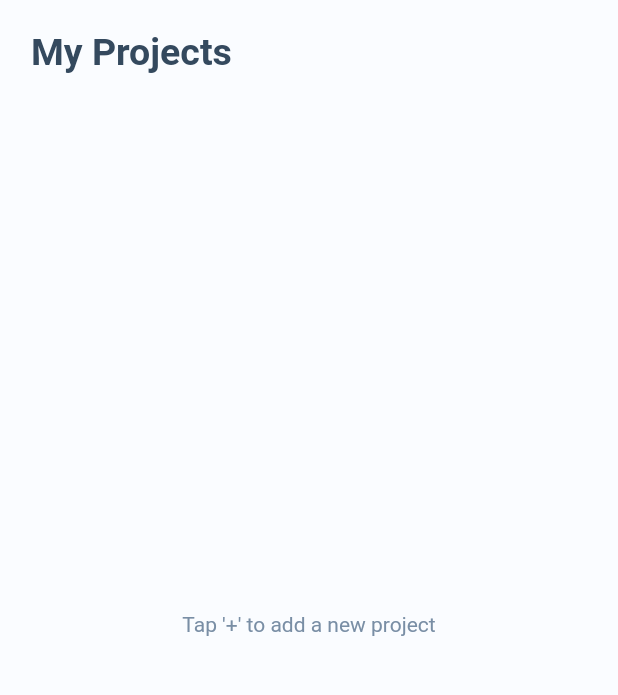
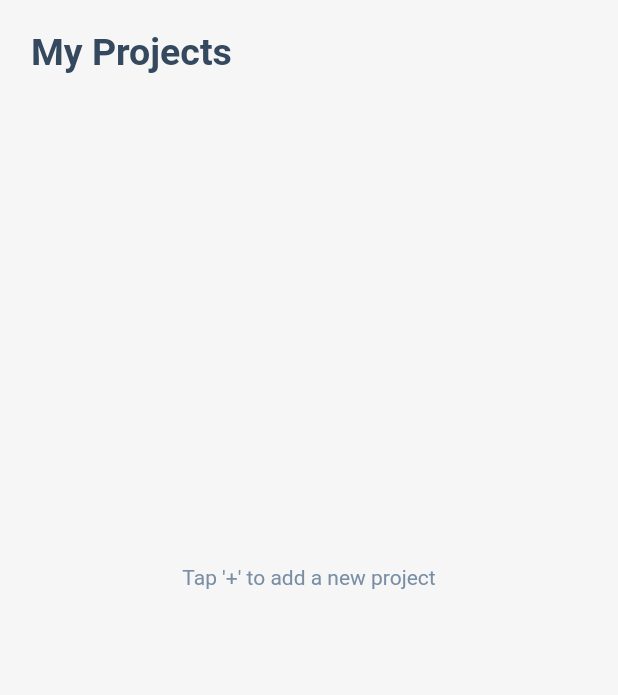
Before and after one commit to GDGVIT/Screenshot-Manager-App, a Flutter app: the screen it shows after launch, on a phone screen of 412 x 824 dp, the part 84-779 px from its top. Run offline on Flutter 3.47's test engine with Material 2 defaults, Android fonts, the phone set to English and light mode, and no system bars; our stand-ins replace dio, fluttertoast, image_picker, sqflite; accounts and stored records are empty.

Commit message:
UI changes, tag deletion bug fixed

```diff
--- a/lib/main.dart
+++ b/lib/main.dart
@@ -14,7 +14,7 @@ class MyApp extends StatelessWidget {
       theme: ThemeData(
         primaryColor: Color(0xFF34495E),
         accentColor: Color(0xFF798EA5),
-        canvasColor: Color(0xFFfafcff),
+        canvasColor: Color(0xFFF6F6F6),
         pageTransitionsTheme: PageTransitionsTheme(builders: {
           TargetPlatform.android: ZoomPageTransitionsBuilder(),
         }),
--- a/lib/models/tag.dart
+++ b/lib/models/tag.dart
@@ -3,10 +3,12 @@ class Tag {
   String tagName;
   String comment;
   int photoId;
+  int projectId;
   Coord startCoordinate;
   Coord endCoordinate;
   Tag({
     this.tagId,
+    this.projectId,
     this.photoId,
     this.tagName,
     this.startCoordinate,
@@ -19,6 +21,7 @@ class Tag {
       'tagId': tagId,
       'imageId': photoId,
       'tagName': tagName,
+      'tag_projectId':projectId,
       'start_coord': startCoordinate.toString(),
       'end_coord': endCoordinate.toString(),
       'comment': comment,
@@ -28,6 +31,7 @@ class Tag {
 
   Tag.fromMap(Map map) {
     tagId = map['tagId'];
+    projectId = map['tag_projectId'];
     photoId = map['imageId'];
     tagName = map['tagName'];
     startCoordinate = Coord.fromString(map['start_coord']);
--- a/lib/screens/home_screen.dart
+++ b/lib/screens/home_screen.dart
@@ -84,6 +84,7 @@ class _MyHomeScreenState extends State<MyHomeScreen> {
                               borderRadius: BorderRadius.circular(5),
                               child: TextField(
                                 controller: titlecontroller,
+                                maxLength: 100,
                                 onSubmitted: (string) => _onSubmit,
                                 decoration: InputDecoration(
                                   hintText: 'Name',
@@ -95,8 +96,11 @@ class _MyHomeScreenState extends State<MyHomeScreen> {
                             ),
                           ),
                           Spacer(),
+                          Column(
+                            children: <Widget>[
                               Container(
                                 height: 45,
+                                width: MediaQuery.of(context).size.width * 0.25,
                                 child: RaisedButton(
                                   shape: RoundedRectangleBorder(
                                       borderRadius: BorderRadius.circular(5)),
@@ -109,6 +113,9 @@ class _MyHomeScreenState extends State<MyHomeScreen> {
                                     titlecontroller.clear();
                                   },
                                 ),
+                              ),
+                              SizedBox(height: 20,),
+                            ],
                           ),
                         ],
                       ),
@@ -165,7 +172,59 @@ class _MyHomeScreenState extends State<MyHomeScreen> {
           )
         ],
       ),
-      body: Column(
+      body: FutureBuilder(
+        future: dbHelper.getProjects(),
+        builder: (ctx, snapshot) {
+          if (!snapshot.hasData) {
+            return Column(
+              children: <Widget>[
+                Container(
+                  margin: EdgeInsets.symmetric(
+                      horizontal: MediaQuery.of(context).size.width * 0.05),
+                  padding: EdgeInsets.only(top: 20, bottom: 15),
+                  alignment: Alignment.centerLeft,
+                  child: Text(
+                    'My Projects',
+                    style: headingTextStyle,
+                  ),
+                ),
+                SizedBox(
+                  height: MediaQuery.of(context).size.height * 0.38,
+                ),
+                Center(
+                  child: CircularProgressIndicator(),
+                ),
+              ],
+            );
+          }
+          myProjects = snapshot.data;
+          if (myProjects.length == 0) {
+            return Column(
+              children: <Widget>[
+                Container(
+                  margin: EdgeInsets.symmetric(
+                      horizontal: MediaQuery.of(context).size.width * 0.05),
+                  padding: EdgeInsets.only(top: 20, bottom: 15),
+                  alignment: Alignment.centerLeft,
+                  child: Text(
+                    'My Projects',
+                    style: headingTextStyle,
+                  ),
+                ),
+                SizedBox(
+                  height: MediaQuery.of(context).size.height * 0.38,
+                ),
+                Align(
+                  alignment: Alignment.center,
+                  child: Text(
+                    'Tap \'+\' to add a new project',
+                    style: TextStyle(color: accentColor),
+                  ),
+                ),
+              ],
+            );
+          } else {
+            return Column(
               children: <Widget>[
                 Container(
                   margin: EdgeInsets.symmetric(
@@ -178,24 +237,7 @@ class _MyHomeScreenState extends State<MyHomeScreen> {
                   ),
                 ),
                 Expanded(
-            child: FutureBuilder(
-              future: dbHelper.getProjects(),
-              builder: (ctx, snapshot) {
-                if (!snapshot.hasData) {
-                  return Center(
-                    child: CircularProgressIndicator(),
-                  );
-                }
-                myProjects = snapshot.data;
-                if (myProjects.length == 0) {
-                  return Center(
-                    child: Text(
-                      'Tap \'+\' to add a new project',
-                      style: TextStyle(color: accentColor),
-                    ),
-                  );
-                } else {
-                  return ListView.builder(
+                  child: ListView.builder(
                     itemCount: myProjects.length,
                     itemBuilder: (ctx, index) {
                       return Dismissible(
@@ -225,7 +267,7 @@ class _MyHomeScreenState extends State<MyHomeScreen> {
                               .then((_) {
                             myProjects.removeWhere((project) =>
                                 project.id == myProjects[index].id);
-                            if(myProjects.length == 0){
+                            if (myProjects.length == 0) {
                               setState(() {
                                 dbHelper.getProjects();
                               });
@@ -237,21 +279,13 @@ class _MyHomeScreenState extends State<MyHomeScreen> {
                         ),
                       );
                     },
+                  ),
+                ),
+              ],
             );
           }
         },
       ),
-          ),
-          // Expanded(
-          //   child: ListView.builder(
-          //     itemCount: myProjects.length,
-          //     itemBuilder: (ctx, index) {
-          //       return MyProjectWidget(project: myProjects[index]);
-          //     },
-          //   ),
-          // ),
-        ],
-      ),
     );
   }
 }
--- a/lib/screens/project_screen.dart
+++ b/lib/screens/project_screen.dart
@@ -110,6 +110,7 @@ class _ProjectScreenState extends State<ProjectScreen> {
                 "photo saved with id = ${photo.id} and project id = ${photo.projectId}");
             tagList.forEach((tag) async {
               tag.photoId = photo.id;
+              tag.projectId = widget.project.id;
               tag = await dbHelper.saveTag(tag);
               print(
                   'tag saved as ${tag.tagName} for photo ${tag.photoId} with start as ${tag.startCoordinate.toString()} and end as ${tag.endCoordinate.toString()}');
--- a/lib/services/db_helper.dart
+++ b/lib/services/db_helper.dart
@@ -22,6 +22,7 @@ class DBHelper {
   static const String TAG_TABLE = 'tags';
   static const String TAG_ID = 'tagId';
   static const String TAG_IMAGE_ID = 'imageId';
+  static const String TAG_PROJECT_ID = 'tag_projectId';
   static const String TAG_NAME = 'tagName';
   static const String TAG_COMMENT = 'comment';
   static const String TAG_START_COORD = 'start_coord';
@@ -56,7 +57,7 @@ class DBHelper {
       'CREATE TABLE $IMAGE_TABLE ($IMAGE_ID INTEGER PRIMARY KEY AUTOINCREMENT, $IMAGE_TITLE TEXT, $IMAGE_PROJECT_ID INTEGER)',
     );
     await db.execute(
-      'CREATE TABLE $TAG_TABLE ($TAG_ID INTEGER PRIMARY KEY AUTOINCREMENT,$TAG_IMAGE_ID INTEGER, $TAG_NAME TEXT ,$TAG_COMMENT TEXT, $TAG_START_COORD TEXT, $TAG_END_COORD TEXT)',
+      'CREATE TABLE $TAG_TABLE ($TAG_ID INTEGER PRIMARY KEY AUTOINCREMENT,$TAG_IMAGE_ID INTEGER, $TAG_PROJECT_ID INTEGER ,  $TAG_NAME TEXT ,$TAG_COMMENT TEXT, $TAG_START_COORD TEXT, $TAG_END_COORD TEXT)',
     );
   }
 
@@ -139,22 +140,22 @@ class DBHelper {
 
   Future<int> deleteProject(int id) async {
     var dbClient = await db;
+    int deletedTags = await dbClient.delete(TAG_TABLE, where: '$TAG_PROJECT_ID == $id');
     int deletedPhotos =
         await dbClient.delete(IMAGE_TABLE, where: '$IMAGE_PROJECT_ID == $id ');
     int deletedProject =
         await dbClient.delete(PROJECT_TABLE, where: '$PROJECT_ID == $id');
-    print("project with id = $id removed, $deletedPhotos photos");
+    print("project with id = $id removed, deleted $deletedPhotos photos and $deletedTags tags");
     return deletedProject;
   }
 
   Future<int> deletePhoto(int photoID) async{
     var dbClient = await db;
+    int deletedTags = await dbClient.delete(TAG_TABLE, where: '$TAG_IMAGE_ID == $photoID');
     int photoDeleted = await dbClient.delete(IMAGE_TABLE, where: '$IMAGE_ID == $photoID');
-    print('image with id $photoID deleted, function returned $photoDeleted');
+    print('image with id $photoID deleted, $deletedTags tags deleted');
     return photoDeleted;
   }
-
-
 
   Future close() async {
     var dbClient = await db;
```
Also changed, not shown: lib/screens/photo_detail.dart (+27 -12 lines), lib/widgets/project_widget.dart (+26 -20 lines). Lines whose indentation alone changed are shown as unchanged.
